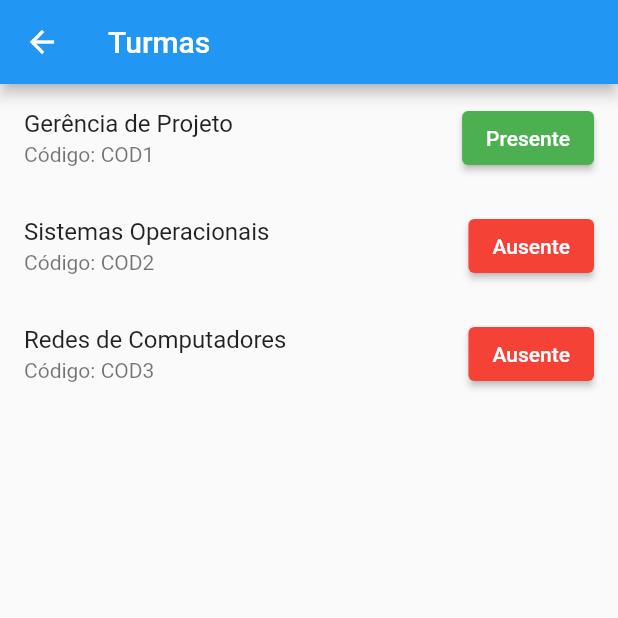
After one commit to heronlancellot/ChamadaInteligente, a Flutter app: the TelaAluno screen opened directly, after a tap on "Ausente", on a phone screen of 412 x 824 dp, the top half of it. The commit adds this screen. Run offline on Flutter 3.47's test engine with Material 2 defaults, Android fonts, the phone set to English and light mode, and no system bars.

Commit message:
create initial aluno page

```diff
--- /dev/null
+++ b/lib/pages/aluno.dart
@@ -0,0 +1,54 @@
+import 'package:flutter/material.dart';
+
+class TelaAluno extends StatefulWidget {
+  @override
+  _TelaAlunoState createState() => _TelaAlunoState();
+}
+
+class _TelaAlunoState extends State<TelaAluno> {
+  List<Disciplina> turmas = [
+    Disciplina(nome: 'Gerência de Projeto', codigoDisciplina: 'COD1', presente: false),
+    Disciplina(nome: 'Sistemas Operacionais', codigoDisciplina: 'COD2', presente: false),
+    Disciplina(nome: 'Redes de Computadores', codigoDisciplina: 'COD3', presente: false),
+  ];
+
+  @override
+  Widget build(BuildContext context) {
+    return Scaffold(
+      appBar: AppBar(
+        title: Text('Turmas'),
+      ),
+      body: ListView.builder(
+        itemCount: turmas.length,
+        itemBuilder: (context, index) {
+          Disciplina turma = turmas[index];
+
+          return ListTile(
+            title: Text(turma.nome),
+            subtitle: Text('Código: ${turma.codigoDisciplina}'),
+            trailing: ElevatedButton(
+              onPressed: () {
+                setState(() {
+                  turma.presente = !turma.presente;
+                });
+              },
+              style: ButtonStyle(
+                backgroundColor: MaterialStateProperty.all<Color>(
+                  turma.presente ? Colors.green : Colors.red,
+                ),
+              ),
+              child: Text(turma.presente ? 'Presente' : 'Ausente'),
+            ),
+          );
+        },
+      ),
+    );
+  }
+}
+
+class Disciplina {
+  final String nome;
+  final String codigoDisciplina;
+  bool presente;
+  Disciplina({required this.nome, required this.codigoDisciplina, required this.presente});
+}
--- a/lib/pages/login.dart
+++ b/lib/pages/login.dart
@@ -1,5 +1,7 @@
 import 'package:chamadainteligente/pages/professor.dart';
 import 'package:flutter/material.dart';
+
+import 'aluno.dart';
 
 class LoginPage extends StatelessWidget {
   final TextEditingController nomeUsuarioController = TextEditingController();
@@ -40,13 +42,20 @@ class LoginPage extends StatelessWidget {
               SizedBox(height: 16.0),
               ElevatedButton(
                 onPressed: () {
-                  String nomeUsuario = nomeUsuarioController.text;
-                  // Navegar para a tela do professor, passando o nome de usuário
-                  Navigator.of(context).push(
-                    MaterialPageRoute(
-                      builder: (context) => ProfessorPage(nomeUsuario: nomeUsuario),
-                    ),
-                  );
+                  String nomeUsuario = nomeUsuarioController.text.trim().toLowerCase();
+                  if (nomeUsuario.startsWith("aluno")) {
+                    Navigator.of(context).push(
+                      MaterialPageRoute(
+                        builder: (context) => TelaAluno(),
+                      ),
+                    );
+                  } else {
+                    Navigator.of(context).push(
+                      MaterialPageRoute(
+                        builder: (context) => ProfessorPage(nomeUsuario: nomeUsuario),
+                      ),
+                    );
+                  }
                 },
                 child: Text('Entrar'),
               ),
```
